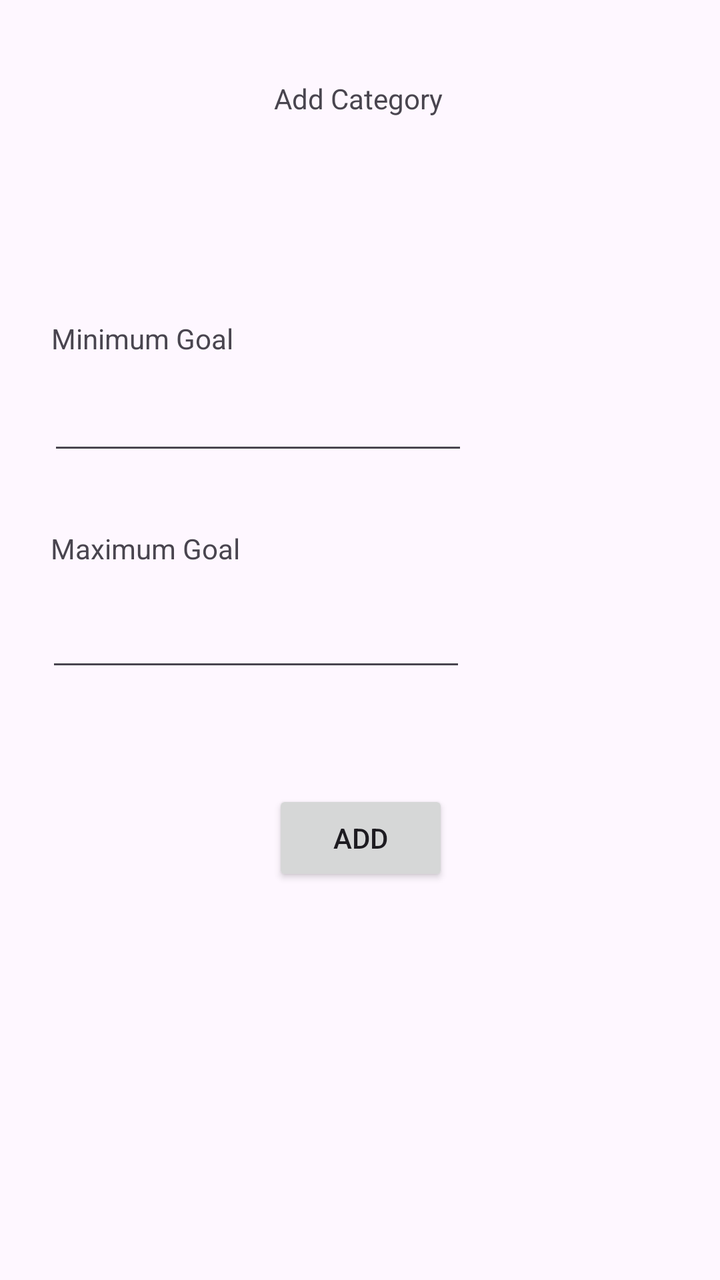
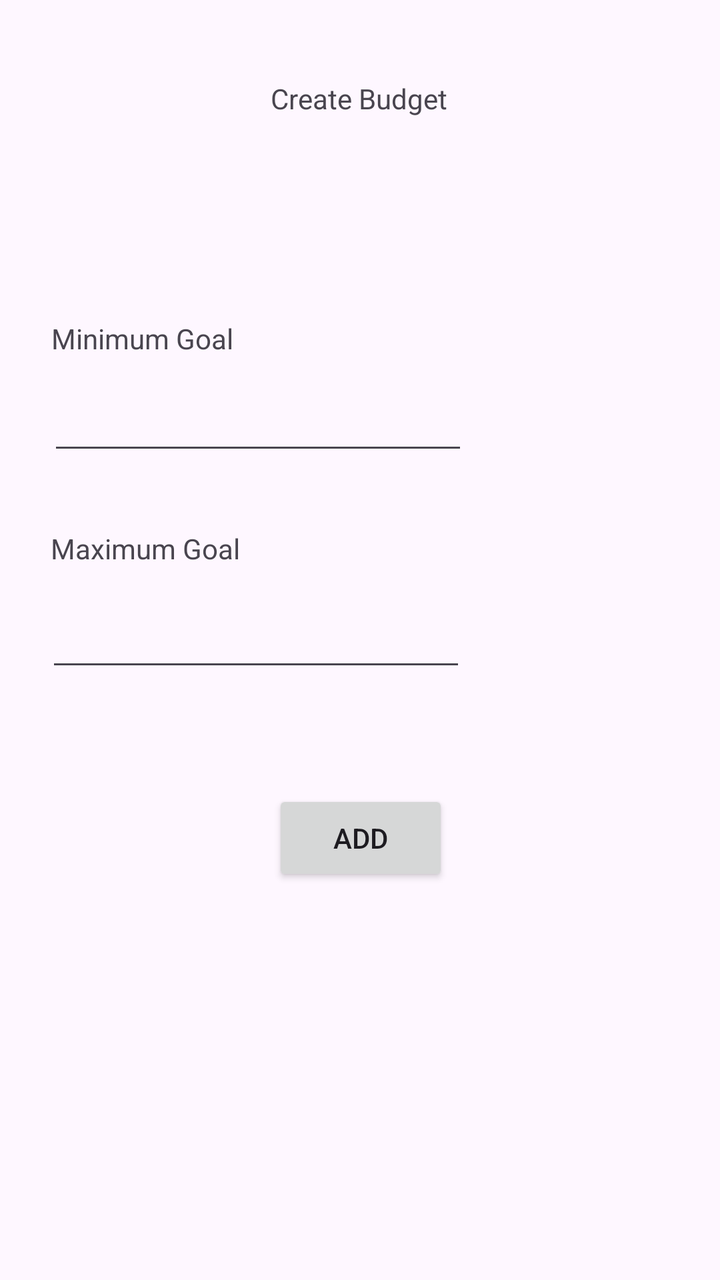

Two renders of the same Android screen: before a commit and after it. Below are the layout's source before the change and the commit's diff.
<!-- AndroidManifest.xml: application theme Theme.POEPART2 -->
<!-- res/layout/activity_budget.xml -->
<?xml version="1.0" encoding="utf-8"?>
<androidx.constraintlayout.widget.ConstraintLayout xmlns:android="http://schemas.android.com/apk/res/android"
    xmlns:app="http://schemas.android.com/apk/res-auto"
    xmlns:tools="http://schemas.android.com/tools"
    android:layout_width="match_parent"
    android:layout_height="match_parent">

    <TextView
        android:id="@+id/textView9"
        android:layout_width="wrap_content"
        android:layout_height="wrap_content"
        android:text="Add Category"
        app:layout_constraintBottom_toBottomOf="parent"
        app:layout_constraintEnd_toEndOf="parent"
        app:layout_constraintHorizontal_bias="0.498"
        app:layout_constraintStart_toStartOf="parent"
        app:layout_constraintTop_toTopOf="parent"
        app:layout_constraintVertical_bias="0.064" />

    <Spinner
        android:id="@+id/spinner"
        android:layout_width="409dp"
        android:layout_height="wrap_content"
        app:layout_constraintBottom_toBottomOf="parent"
        app:layout_constraintEnd_toEndOf="parent"
        app:layout_constraintHorizontal_bias="0.0"
        app:layout_constraintStart_toStartOf="parent"
        app:layout_constraintTop_toTopOf="parent"
        app:layout_constraintVertical_bias="0.164"
        tools:ignore="TouchTargetSizeCheck" />

    <EditText
        android:id="@+id/edtMinGoal"
        android:layout_width="wrap_content"
        android:layout_height="wrap_content"
        android:ems="10"
        android:inputType="text"
        app:layout_constraintBottom_toBottomOf="parent"
        app:layout_constraintEnd_toEndOf="parent"
        app:layout_constraintHorizontal_bias="0.159"
        app:layout_constraintStart_toStartOf="parent"
        app:layout_constraintTop_toTopOf="parent"
        app:layout_constraintVertical_bias="0.319"
        tools:ignore="TouchTargetSizeCheck,SpeakableTextPresentCheck" />

    <EditText
        android:id="@+id/edtMaxGoal"
        android:layout_width="wrap_content"
        android:layout_height="wrap_content"
        android:ems="10"
        android:inputType="text"
        app:layout_constraintBottom_toBottomOf="parent"
        app:layout_constraintEnd_toEndOf="parent"
        app:layout_constraintHorizontal_bias="0.154"
        app:layout_constraintStart_toStartOf="parent"
        app:layout_constraintTop_toTopOf="parent"
        tools:ignore="SpeakableTextPresentCheck,TouchTargetSizeCheck" />

    <TextView
        android:id="@+id/textView10"
        android:layout_width="wrap_content"
        android:layout_height="wrap_content"
        android:text="Minimum Goal"
        app:layout_constraintBottom_toBottomOf="parent"
        app:layout_constraintEnd_toEndOf="parent"
        app:layout_constraintHorizontal_bias="0.096"
        app:layout_constraintStart_toStartOf="parent"
        app:layout_constraintTop_toTopOf="parent"
        app:layout_constraintVertical_bias="0.257" />

    <TextView
        android:id="@+id/textView11"
        android:layout_width="wrap_content"
        android:layout_height="wrap_content"
        android:text="Maximum Goal"
        app:layout_constraintBottom_toBottomOf="parent"
        app:layout_constraintEnd_toEndOf="parent"
        app:layout_constraintHorizontal_bias="0.096"
        app:layout_constraintStart_toStartOf="parent"
        app:layout_constraintTop_toTopOf="parent"
        app:layout_constraintVertical_bias="0.426" />

    <Button
        android:id="@+id/btnAdd"
        android:layout_width="wrap_content"
        android:layout_height="wrap_content"
        android:text="Add"
        app:layout_constraintBottom_toBottomOf="parent"
        app:layout_constraintEnd_toEndOf="parent"
        app:layout_constraintHorizontal_bias="0.501"
        app:layout_constraintStart_toStartOf="parent"
        app:layout_constraintTop_toTopOf="parent"
        app:layout_constraintVertical_bias="0.667" />
</androidx.constraintlayout.widget.ConstraintLayout>
<!-- resources referenced by this layout -->
<resources>
  <style name="Theme.POEPART2" parent="Base.Theme.POEPART2" />
  <style name="Base.Theme.POEPART2" parent="Theme.Material3.DayNight.NoActionBar">
          
          
      </style>
</resources>

<!-- the commit's change to res/layout/activity_budget.xml (unified diff, before → after) -->
@@ -9,7 +9,7 @@
         android:id="@+id/textView9"
         android:layout_width="wrap_content"
         android:layout_height="wrap_content"
-        android:text="Add Category"
+        android:text="Create Budget"
         app:layout_constraintBottom_toBottomOf="parent"
         app:layout_constraintEnd_toEndOf="parent"
         app:layout_constraintHorizontal_bias="0.498"
